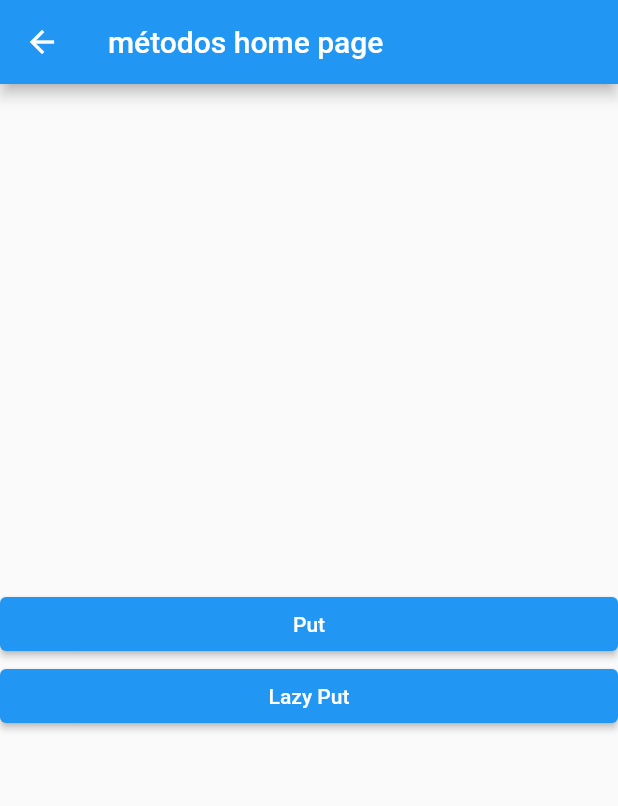
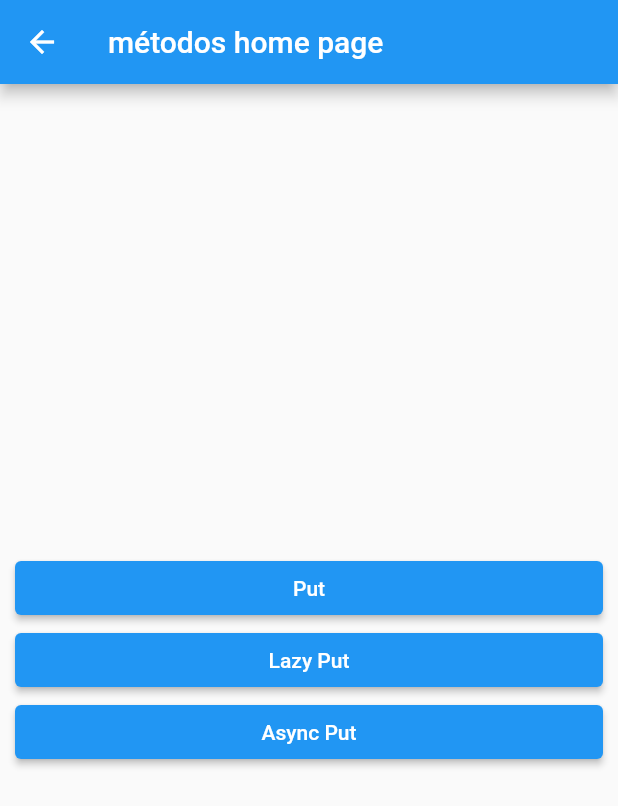
Before and after one commit to FilipeH14/get_dependencies, a Flutter app: the screen it shows after launch, after a tap on "Métodos", on a phone screen of 412 x 824 dp. Shown: the top 806 px of the screen. Run offline on Flutter 3.47's test engine with Material 2 defaults, Android fonts, the phone set to English and light mode, and no system bars; our stand-ins replace get, shared_preferences.

Commit message:
async put getX

```diff
--- a/lib/main.dart
+++ b/lib/main.dart
@@ -5,6 +5,7 @@ import 'package:get_depedencias/page/home_page.dart';
 import 'package:get_depedencias/page/metodos/lazyPut/lazy_put_page.dart';
 import 'package:get_depedencias/page/metodos/metodos_home_page.dart';
 import 'package:get_depedencias/page/metodos/put/put_page.dart';
+import 'package:get_depedencias/page/metodos/putAsync/put_async_page.dart';
 
 void main() {
   runApp(const MyApp());
@@ -38,6 +39,10 @@ class MyApp extends StatelessWidget {
               name: '/lazy-put',
               page: () => LazyPutPage(),
             ),
+            GetPage(
+              name: '/async-put',
+              page: () => PutAsyncPage(),
+            ),
           ],
         ),
       ],
--- a/lib/page/metodos/metodos_home_page.dart
+++ b/lib/page/metodos/metodos_home_page.dart
@@ -8,6 +8,8 @@ class MetodosHomePage extends StatelessWidget {
     return Scaffold(
       appBar: AppBar(title: const Text('métodos home page')),
       body: Center(
+        child: Padding(
+          padding: const EdgeInsets.symmetric(horizontal: 10),
           child: Column(
             mainAxisAlignment: MainAxisAlignment.center,
             crossAxisAlignment: CrossAxisAlignment.stretch,
@@ -20,7 +22,12 @@ class MetodosHomePage extends StatelessWidget {
                 child: const Text('Lazy Put'),
                 onPressed: () => Navigator.of(context).pushNamed('/metodos/lazy-put'),
               ),
+              ElevatedButton(
+                child: const Text('Async Put'),
+                onPressed: () => Navigator.of(context).pushNamed('/metodos/async-put'),
+              ),
             ],
+          ),
         ),
       ),
     );
--- a/pubspec.yaml
+++ b/pubspec.yaml
@@ -32,6 +32,7 @@ dependencies:
   flutter:
     sdk: flutter
   get: ^4.6.5
+  shared_preferences: ^2.0.15
 
 
   # The following adds the Cupertino Icons font to your application.
```
Also changed, not shown: lib/page/metodos/putAsync/put_async_page.dart (added, +44 -0 lines), pubspec.lock. Lines whose indentation alone changed are shown as unchanged.
